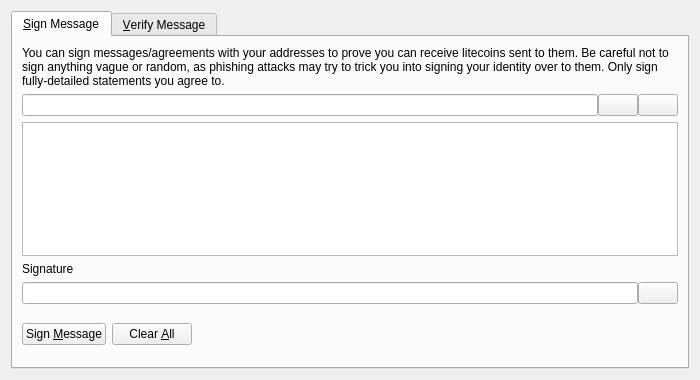
Before: the Qt Designer form src/qt/forms/signverifymessagedialog.ui in weycoin/weycoin, drawn with Qt 5.
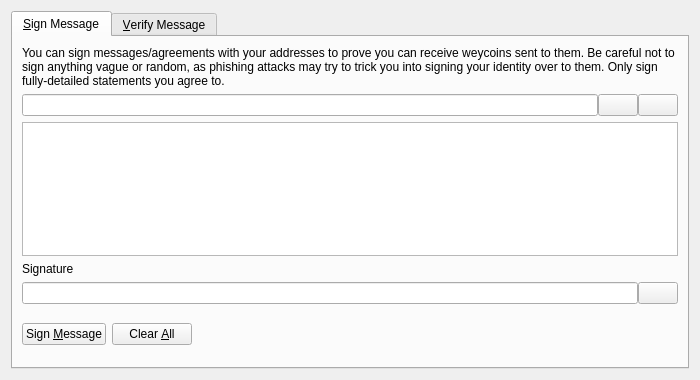
After: the same form once the commit is applied. Icons and pictures are not drawn. Custom widgets are drawn as their Qt base class.

Commit message: Litecoin -> WeyCoin rename

Diff of the .ui file:
```diff
--- a/src/qt/forms/signverifymessagedialog.ui
+++ b/src/qt/forms/signverifymessagedialog.ui
@@ -30,7 +30,7 @@
        <item>
         <widget class="QLabel" name="infoLabel_SM">
          <property name="text">
-          <string>You can sign messages/agreements with your addresses to prove you can receive litecoins sent to them. Be careful not to sign anything vague or random, as phishing attacks may try to trick you into signing your identity over to them. Only sign fully-detailed statements you agree to.</string>
+          <string>You can sign messages/agreements with your addresses to prove you can receive weycoins sent to them. Be careful not to sign anything vague or random, as phishing attacks may try to trick you into signing your identity over to them. Only sign fully-detailed statements you agree to.</string>
          </property>
          <property name="textFormat">
           <enum>Qt::PlainText</enum>
```
Left out of the diff: 8 changed lines with no effect on the pictures. The commit also changes 89 other files.
